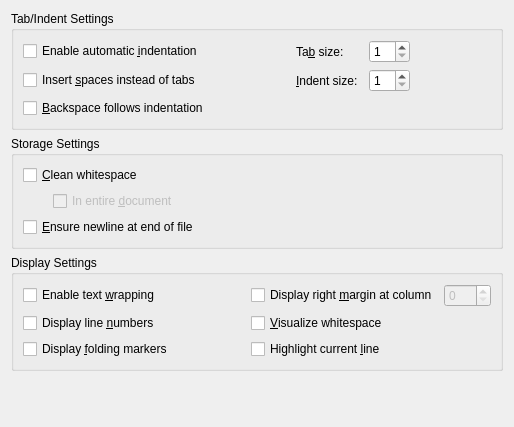
Qt form src/plugins/texteditor/generalsettingspage.ui (qt-creator/qt-creator) before a commit.
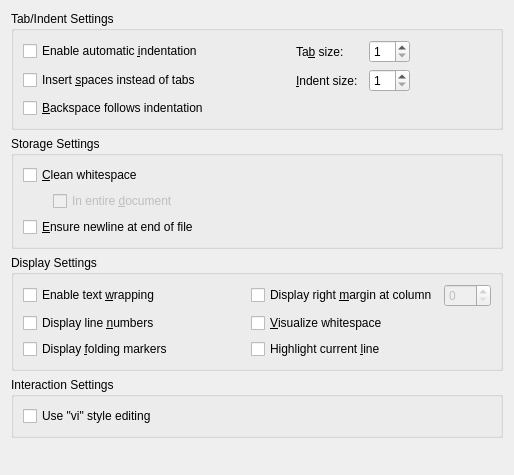
The same form after that commit.

Commit message: Fixes:    add 'vim' option to editor options

The edit to the form file:
```diff
--- a/src/plugins/texteditor/generalsettingspage.ui
+++ b/src/plugins/texteditor/generalsettingspage.ui
@@ -7,15 +7,15 @@
     <x>0</x>
     <y>0</y>
     <width>514</width>
-    <height>427</height>
+    <height>475</height>
    </rect>
   </property>
   <property name="windowTitle">
    <string>Form</string>
   </property>
-  <layout class="QVBoxLayout" name="verticalLayout">
-   <item>
-    <widget class="QGroupBox" name="groupBox_3">
+  <layout class="QGridLayout" name="gridLayout_3">
+   <item row="0" column="0">
+    <widget class="QGroupBox" name="groupBoxTabAndIndentSettings">
      <property name="title">
       <string>Tab/Indent Settings</string>
      </property>
@@ -289,15 +289,31 @@
      </layout>
     </widget>
    </item>
-   <item>
-    <spacer>
+   <item row="3" column="0">
+    <widget class="QGroupBox" name="groupBoxInteractionSettings">
+     <property name="title">
+      <string>Interaction Settings</string>
+     </property>
+     <layout class="QGridLayout" name="gridLayout_2">
+      <item row="0" column="0">
+       <widget class="QCheckBox" name="checkBoxVim">
+        <property name="text">
+         <string>Use &quot;vi&quot; style editing</string>
+        </property>
+       </widget>
+      </item>
+     </layout>
+    </widget>
+   </item>
+   <item row="4" column="0">
+    <spacer name="verticalSpacer">
      <property name="orientation">
       <enum>Qt::Vertical</enum>
      </property>
      <property name="sizeHint" stdset="0">
       <size>
-       <width>351</width>
-       <height>0</height>
+       <width>20</width>
+       <height>8</height>
       </size>
      </property>
     </spacer>
```
Left out of the diff: 8 changed lines with no effect on the pictures.
